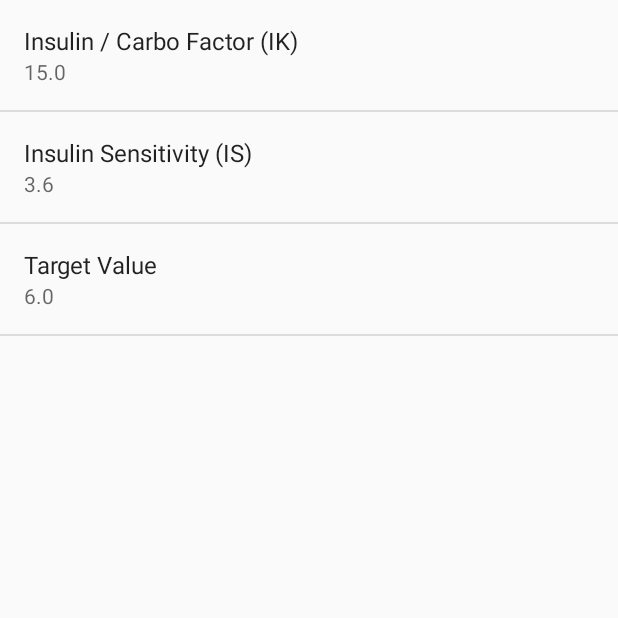
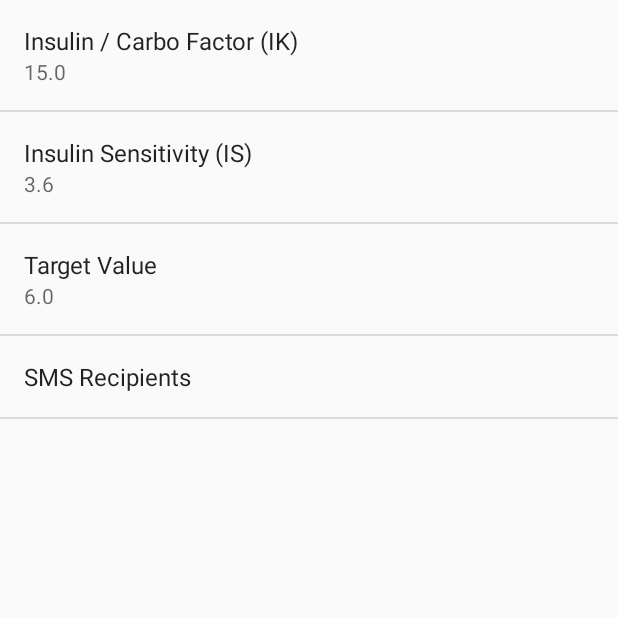
Before and after one commit to maddingo/insulincalc, an Android app: the screen it shows after launch (SettingsActivity), in the options menu, after a tap on "Settings", on a phone screen of 412 x 824 dp, the top half of it. Run offline under Robolectric (Android 15) with nearby library versions, the phone set to English and light mode, and no system bars; 1 statement that could not run was skipped.

Commit message:
add send button to send SMS with BS, KH and Insulin entries

```diff
--- a/app/src/main/AndroidManifest.xml
+++ b/app/src/main/AndroidManifest.xml
@@ -3,6 +3,7 @@
     package="info.goldhahn.insulise">
 
     <uses-permission android:name="android.permission.WRITE_EXTERNAL_STORAGE" />
+    <uses-permission android:name="android.permission.SEND_SMS" />
 
 
     <application
--- a/app/src/main/java/info/goldhahn/insulise/MainActivity.java
+++ b/app/src/main/java/info/goldhahn/insulise/MainActivity.java
@@ -9,6 +9,8 @@ import android.preference.PreferenceManager;
 import android.support.annotation.NonNull;
 import android.support.v7.app.AppCompatActivity;
 import android.os.Bundle;
+import android.telephony.SmsManager;
+import android.text.TextUtils;
 import android.view.Menu;
 import android.view.MenuItem;
 import android.view.View;
@@ -28,7 +30,7 @@ public class MainActivity extends AppCompatActivity {
     @Override
     protected void onCreate(Bundle savedInstanceState) {
         super.onCreate(savedInstanceState);
-        setContentView(R.layout.activity_insulin_calculator);
+        setContentView(R.layout.activity_main);
     }
 
     @Override
@@ -60,7 +62,6 @@ public class MainActivity extends AppCompatActivity {
         bs.setNextFocusDownId(R.id.calcButton);
         karbo.requestFocus();
         InputMethodManager imm = (InputMethodManager) getSystemService(Context.INPUT_METHOD_SERVICE);
-//        imm.showSoftInput(karbo, InputMethodManager.SHOW_IMPLICIT);
         imm.toggleSoftInput(InputMethodManager.SHOW_FORCED, InputMethodManager.HIDE_IMPLICIT_ONLY);
     }
 
@@ -125,6 +126,19 @@ public class MainActivity extends AppCompatActivity {
         adjustInsulin(-0.5);
     }
 
+    public void onSendSMS(View view) {
+        SharedPreferences preferences = PreferenceManager.getDefaultSharedPreferences(MainActivity.this);
+        String[] smsRecipients = getPrefList(preferences, R.string.pref_key_sms_recipients);
+
+        StringBuilder text = new StringBuilder();
+        text.append("BS:").append(getInputValue(R.id.blodsugar)).append(" ");
+        text.append("KH:").append(getInputValue(R.id.karbo)).append(" ");
+        text.append(" = ").append(getInputValue(R.id.insulin));
+        for (String recipient : smsRecipients) {
+            SmsManager.getDefault().sendTextMessage(recipient, null, text.toString(), null, null);
+        }
+    }
+
     private void adjustInsulin(double adjustment) {
         TextView insulinValue = (TextView) findViewById(R.id.insulin);
         Double insulin = Double.valueOf(insulinValue.getText().toString());
@@ -155,6 +169,14 @@ public class MainActivity extends AppCompatActivity {
         return Double.valueOf(preferences.getString(getString(prefId), ""));
     }
 
+    private String[] getPrefList(SharedPreferences preferences, int prefId) {
+        String prefValue = preferences.getString(getString(prefId), "");
+        if (!TextUtils.isEmpty(prefValue)) {
+            return SettingsActivity.splitSmsRecipients(prefValue);
+        }
+        return new String[0];
+    }
+
     @NonNull
     private Double getInputValue(int resId) {
         TextView inView = (TextView) findViewById(resId);
--- a/app/src/main/java/info/goldhahn/insulise/SettingsActivity.java
+++ b/app/src/main/java/info/goldhahn/insulise/SettingsActivity.java
@@ -5,6 +5,9 @@ import android.os.Bundle;
 import android.preference.Preference;
 import android.preference.PreferenceActivity;
 import android.preference.PreferenceManager;
+import android.support.annotation.NonNull;
+import android.telephony.PhoneNumberUtils;
+import android.text.TextUtils;
 
 public class SettingsActivity extends PreferenceActivity implements Preference.OnPreferenceChangeListener{
 
@@ -15,12 +18,29 @@ public class SettingsActivity extends PreferenceActivity implements Preference.O
         bindPreferenceSummaryToValue(findPreference(getString(R.string.pref_key_ik)));
         bindPreferenceSummaryToValue(findPreference(getString(R.string.pref_key_is)));
         bindPreferenceSummaryToValue(findPreference(getString(R.string.pref_key_target)));
+        bindPreferenceSummaryToValue(findPreference(getString(R.string.pref_key_sms_recipients)));
     }
 
     @Override
     public boolean onPreferenceChange(Preference preference, Object newValue) {
-        preference.setSummary(newValue.toString());
+        String stringValue = newValue != null ? newValue.toString() : "";
+        if (preference.getKey().equals(getString(R.string.pref_key_sms_recipients))) {
+            if (!TextUtils.isEmpty(stringValue)) {
+                String[] numbers = splitSmsRecipients(stringValue);
+                for (String number : numbers) {
+                    if (!PhoneNumberUtils.isWellFormedSmsAddress(number)) {
+                        return false;
+                    }
+                }
+            }
+        }
+        preference.setSummary(stringValue);
         return true;
+    }
+
+    @NonNull
+    public static String[] splitSmsRecipients(String stringValue) {
+        return stringValue.split("\\s*[\\,\\;]\\s*");
     }
 
     /**
--- a/app/src/main/res/values/strings.xml
+++ b/app/src/main/res/values/strings.xml
@@ -22,5 +22,7 @@
     <string name="calc_adjust_plus">+</string>
     <string name="calc_adjust_minus">-</string>
     <string name="action_clear_history">Clear</string>
+    <string name="pref_key_sms_recipients" translatable="false">sms_recipients</string>
+    <string name="pref_sms_recipients">SMS Recipients</string>
 
 </resources>
--- a/app/src/main/res/xml/pref_general.xml
+++ b/app/src/main/res/xml/pref_general.xml
@@ -27,4 +27,10 @@
         android:numeric="decimal"
         android:defaultValue="6.0"/>
 
+    <EditTextPreference
+        android:title="@string/pref_sms_recipients"
+        android:inputType="text"
+        android:key="@string/pref_key_sms_recipients"
+        android:singleLine="false"/>
+
 </PreferenceScreen>
```
Also changed, not shown: app/src/main/res/layout/activity_main.xml (renamed from app/src/main/res/layout/activity_insulin_calculator.xml, +8 -0 lines), 1 other file.
